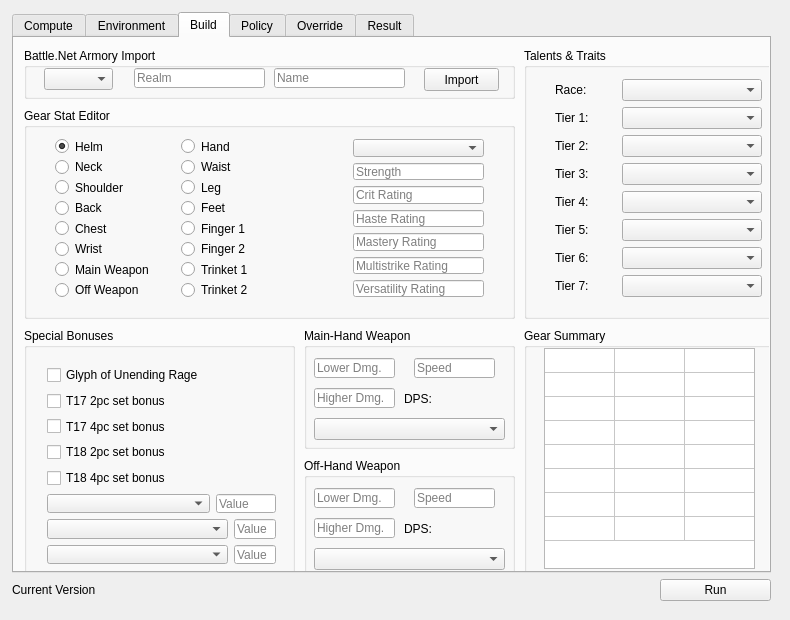
Above: gic.ui from AeanSR/irecore before the change. Below: the same form after it.
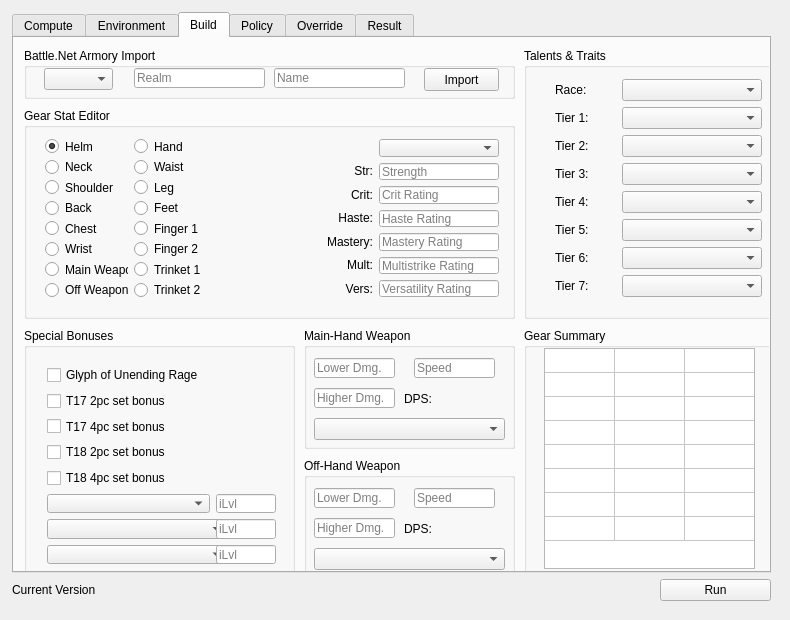
That is the form after the change.

Commit message: Trinket system update: Input trinket ilvl instead of proc value. GUI improvement.

What changed in the file:
```diff
--- a/gic.ui
+++ b/gic.ui
@@ -549,12 +549,12 @@
          <property name="title">
           <string>Gear Stat Editor</string>
          </property>
-         <widget class="QWidget" name="layoutWidget">
+         <widget class="QWidget" name="">
           <property name="geometry">
            <rect>
-            <x>20</x>
+            <x>10</x>
             <y>20</y>
-            <width>451</width>
+            <width>476</width>
             <height>180</height>
            </rect>
           </property>
@@ -610,7 +610,7 @@
               <widget class="QRadioButton" name="radioBack">
                <property name="minimumSize">
                 <size>
-                 <width>120</width>
+                 <width>90</width>
                  <height>0</height>
                 </size>
                </property>
@@ -623,7 +623,7 @@
               <widget class="QRadioButton" name="radioFeet">
                <property name="minimumSize">
                 <size>
-                 <width>120</width>
+                 <width>90</width>
                  <height>0</height>
                 </size>
                </property>
@@ -691,17 +691,81 @@
             </layout>
            </item>
            <item>
-            <spacer name="horizontalSpacer">
-             <property name="orientation">
-              <enum>Qt::Horizontal</enum>
-             </property>
-             <property name="sizeHint" stdset="0">
-              <size>
-               <width>40</width>
-               <height>20</height>
-              </size>
-             </property>
-            </spacer>
+            <layout class="QVBoxLayout" name="verticalLayout_10">
+             <item>
+              <widget class="QLabel" name="lblItemName">
+               <property name="minimumSize">
+                <size>
+                 <width>150</width>
+                 <height>0</height>
+                </size>
+               </property>
+               <property name="text">
+                <string/>
+               </property>
+              </widget>
+             </item>
+             <item>
+              <widget class="QLabel" name="label_16">
+               <property name="text">
+                <string>Str:</string>
+               </property>
+               <property name="alignment">
+                <set>Qt::AlignRight|Qt::AlignTrailing|Qt::AlignVCenter</set>
+               </property>
+              </widget>
+             </item>
+             <item>
+              <widget class="QLabel" name="label_18">
+               <property name="text">
+                <string>Crit:</string>
+               </property>
+               <property name="alignment">
+                <set>Qt::AlignRight|Qt::AlignTrailing|Qt::AlignVCenter</set>
+               </property>
+              </widget>
+             </item>
+             <item>
+              <widget class="QLabel" name="label_28">
+               <property name="text">
+                <string>Haste:</string>
+               </property>
+               <property name="alignment">
+                <set>Qt::AlignRight|Qt::AlignTrailing|Qt::AlignVCenter</set>
+               </property>
+              </widget>
+             </item>
+             <item>
+              <widget class="QLabel" name="label_29">
+               <property name="text">
+                <string>Mastery:</string>
+               </property>
+               <property name="alignment">
+                <set>Qt::AlignRight|Qt::AlignTrailing|Qt::AlignVCenter</set>
+               </property>
+              </widget>
+             </item>
+             <item>
+              <widget class="QLabel" name="label_30">
+               <property name="text">
+                <string>Mult:</string>
+               </property>
+               <property name="alignment">
+                <set>Qt::AlignRight|Qt::AlignTrailing|Qt::AlignVCenter</set>
+               </property>
+              </widget>
+             </item>
+             <item>
+              <widget class="QLabel" name="label_31">
+               <property name="text">
+                <string>Vers:</string>
+               </property>
+               <property name="alignment">
+                <set>Qt::AlignRight|Qt::AlignTrailing|Qt::AlignVCenter</set>
+               </property>
+              </widget>
+             </item>
+            </layout>
            </item>
            <item>
             <layout class="QVBoxLayout" name="verticalLayout_3">
@@ -709,20 +773,32 @@
               <widget class="QComboBox" name="comboItemType">
                <property name="minimumSize">
                 <size>
-                 <width>131</width>
+                 <width>120</width>
                  <height>0</height>
                 </size>
                </property>
+               <property name="maximumSize">
+                <size>
+                 <width>120</width>
+                 <height>16777215</height>
+                </size>
+               </property>
               </widget>
              </item>
              <item>
               <widget class="QLineEdit" name="txtItemStr">
                <property name="minimumSize">
                 <size>
-                 <width>131</width>
+                 <width>120</width>
                  <height>0</height>
                 </size>
                </property>
+               <property name="maximumSize">
+                <size>
+                 <width>120</width>
+                 <height>16777215</height>
+                </size>
+               </property>
                <property name="placeholderText">
                 <string>Strength</string>
                </property>
@@ -732,10 +808,16 @@
               <widget class="QLineEdit" name="txtItemCrit">
                <property name="minimumSize">
                 <size>
-                 <width>131</width>
+                 <width>120</width>
                  <height>0</height>
                 </size>
                </property>
+               <property name="maximumSize">
+                <size>
+                 <width>120</width>
+                 <height>16777215</height>
+                </size>
+               </property>
                <property name="placeholderText">
                 <string>Crit Rating</string>
                </property>
@@ -745,10 +827,16 @@
               <widget class="QLineEdit" name="txtItemHaste">
                <property name="minimumSize">
                 <size>
-                 <width>131</width>
+                 <width>120</width>
                  <height>0</height>
                 </size>
                </property>
+               <property name="maximumSize">
+                <size>
+                 <width>120</width>
+                 <height>16777215</height>
+                </size>
+               </property>
                <property name="placeholderText">
                 <string>Haste Rating</string>
                </property>
@@ -758,10 +846,16 @@
               <widget class="QLineEdit" name="txtItemMastery">
                <property name="minimumSize">
                 <size>
-                 <width>131</width>
+                 <width>120</width>
                  <height>0</height>
                 </size>
                </property>
+               <property name="maximumSize">
+                <size>
+                 <width>120</width>
+                 <height>16777215</height>
+                </size>
+               </property>
                <property name="placeholderText">
                 <string>Mastery Rating</string>
                </property>
@@ -771,10 +865,16 @@
               <widget class="QLineEdit" name="txtItemMult">
                <property name="minimumSize">
                 <size>
-                 <width>131</width>
+                 <width>120</width>
                  <height>0</height>
                 </size>
                </property>
+               <property name="maximumSize">
+                <size>
+                 <width>120</width>
+                 <height>16777215</height>
+                </size>
+               </property>
                <property name="placeholderText">
                 <string>Multistrike Rating</string>
                </property>
@@ -784,10 +884,16 @@
               <widget class="QLineEdit" name="txtItemVers">
                <property name="minimumSize">
                 <size>
-                 <width>131</width>
+                 <width>120</width>
                  <height>0</height>
                 </size>
                </property>
+               <property name="maximumSize">
+                <size>
+                 <width>120</width>
+                 <height>16777215</height>
+                </size>
+               </property>
                <property name="placeholderText">
                 <string>Versatility Rating</string>
                </property>
@@ -810,7 +916,7 @@
          <property name="title">
           <string>Special Bonuses</string>
          </property>
-         <widget class="QWidget" name="">
+         <widget class="QWidget" name="layoutWidget">
           <property name="geometry">
            <rect>
             <x>12</x>
@@ -882,7 +988,7 @@
                 </size>
                </property>
                <property name="placeholderText">
-                <string>Value</string>
+                <string>iLvl</string>
                </property>
               </widget>
              </item>
@@ -904,12 +1010,18 @@
               <widget class="QLineEdit" name="txtTrinketValue1">
                <property name="minimumSize">
                 <size>
-                 <width>0</width>
+                 <width>60</width>
                  <height>0</height>
                 </size>
                </property>
+               <property name="maximumSize">
+                <size>
+                 <width>60</width>
+                 <height>16777215</height>
+                </size>
+               </property>
                <property name="placeholderText">
-                <string>Value</string>
+                <string>iLvl</string>
                </property>
               </widget>
              </item>
@@ -931,12 +1043,18 @@
               <widget class="QLineEdit" name="txtTrinketValue2">
                <property name="minimumSize">
                 <size>
-                 <width>0</width>
+                 <width>60</width>
                  <height>0</height>
                 </size>
                </property>
+               <property name="maximumSize">
+                <size>
+                 <width>60</width>
+                 <height>16777215</height>
+                </size>
+               </property>
                <property name="placeholderText">
-                <string>Value</string>
+                <string>iLvl</string>
                </property>
               </widget>
              </item>
```
The commit also changes 6 other files.
